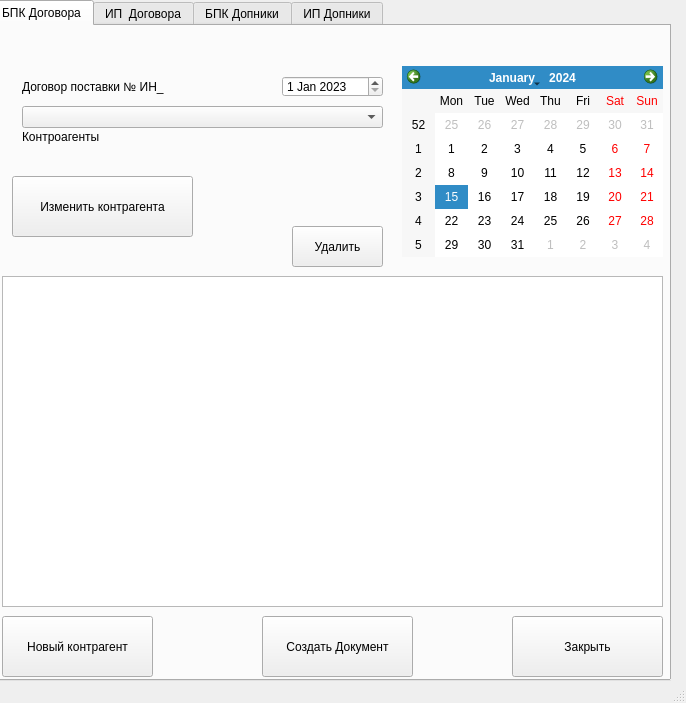
This is osnova.ui in X5555X/BPK-V-1.1 as Qt 5 draws it before an edit. The edited form follows.
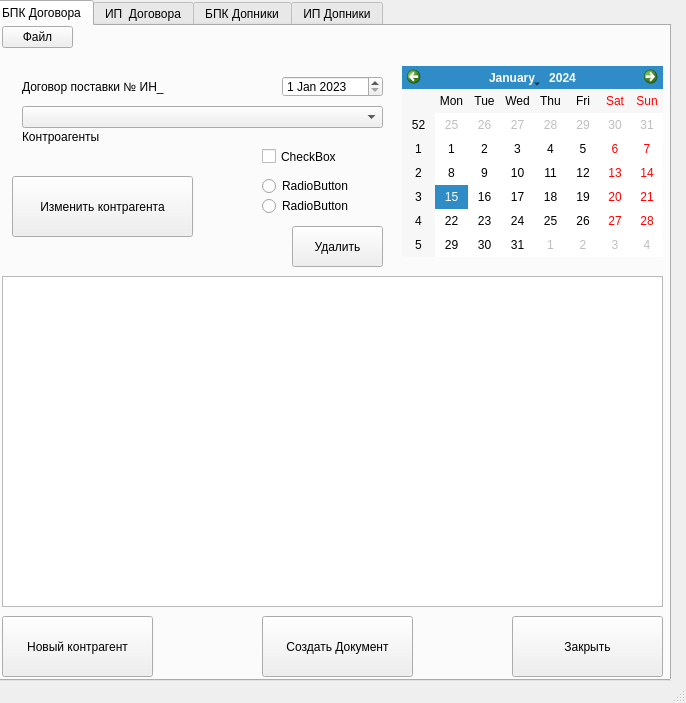
This is the edited form.

```diff
--- a/osnova.ui
+++ b/osnova.ui
@@ -274,6 +274,68 @@
        <string>Закрыть</string>
       </property>
      </widget>
+     <widget class="QCheckBox" name="checkBox">
+      <property name="geometry">
+       <rect>
+        <x>270</x>
+        <y>110</y>
+        <width>101</width>
+        <height>41</height>
+       </rect>
+      </property>
+      <property name="font">
+       <font>
+        <weight>50</weight>
+        <italic>false</italic>
+        <bold>false</bold>
+       </font>
+      </property>
+      <property name="text">
+       <string>CheckBox</string>
+      </property>
+     </widget>
+     <widget class="QRadioButton" name="radioButton">
+      <property name="enabled">
+       <bool>true</bool>
+      </property>
+      <property name="geometry">
+       <rect>
+        <x>270</x>
+        <y>150</y>
+        <width>100</width>
+        <height>20</height>
+       </rect>
+      </property>
+      <property name="text">
+       <string>RadioButton</string>
+      </property>
+     </widget>
+     <widget class="QToolButton" name="toolButton">
+      <property name="geometry">
+       <rect>
+        <x>10</x>
+        <y>0</y>
+        <width>71</width>
+        <height>22</height>
+       </rect>
+      </property>
+      <property name="text">
+       <string>Файл</string>
+      </property>
+     </widget>
+     <widget class="QRadioButton" name="radioButton">
+      <property name="geometry">
+       <rect>
+        <x>270</x>
+        <y>170</y>
+        <width>100</width>
+        <height>20</height>
+       </rect>
+      </property>
+      <property name="text">
+       <string>RadioButton</string>
+      </property>
+     </widget>
      <zorder>btnDeletOsnova</zorder>
      <zorder>calendarWidget</zorder>
      <zorder>label</zorder>
```
Left out of the diff: 4 changed lines with no effect on the pictures.
